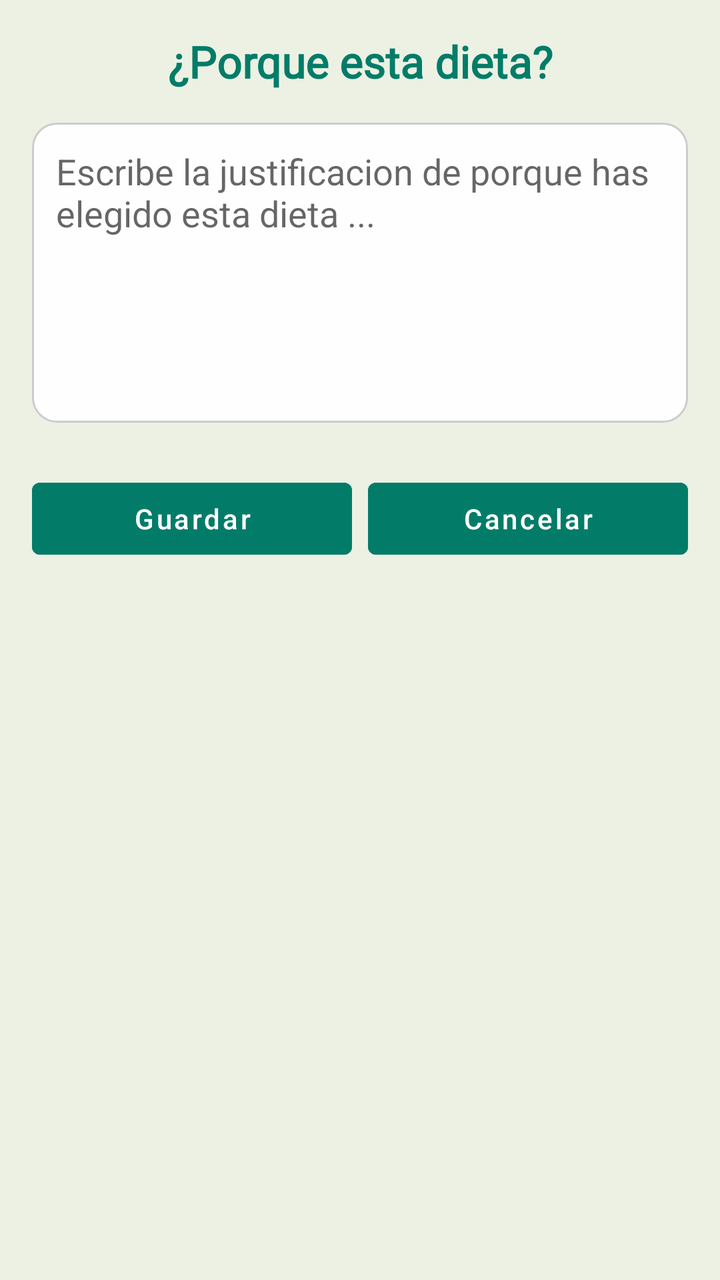
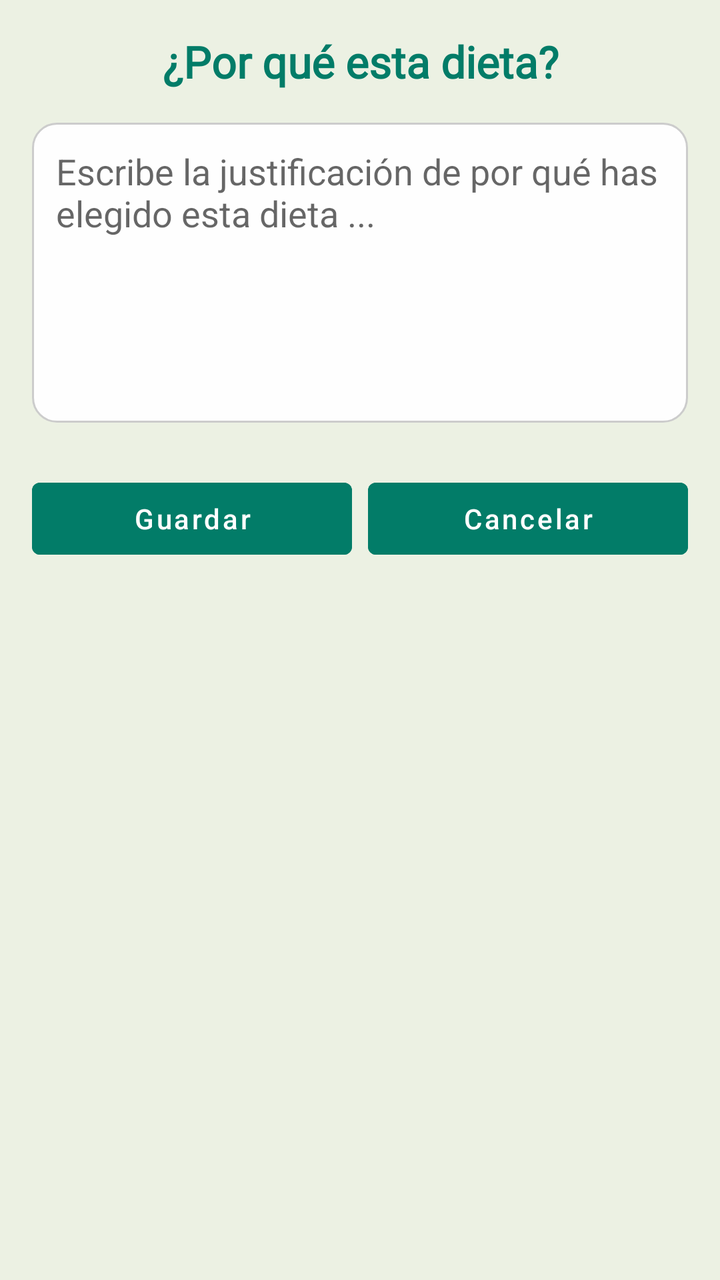

The first picture is an Android layout as it rendered before a commit; the second is the same layout after the commit. The layout source and the unified diff follow.
<!-- AndroidManifest.xml: application theme Theme.DietaAlPlato -->
<!-- res/layout/activity_dialog_add_justification.xml -->
<?xml version="1.0" encoding="utf-8"?>
<LinearLayout xmlns:android="http://schemas.android.com/apk/res/android"
    android:layout_width="match_parent"
    android:layout_height="wrap_content"
    android:orientation="vertical"
    android:background="#DDE9EFDF"
    android:padding="16dp">

    
    <TextView
        android:layout_width="match_parent"
        android:layout_height="wrap_content"
        android:text="¿Porque esta dieta?"
        android:textSize="22sp"
        android:textStyle="bold"
        android:textColor="#027C68"
        android:fontFamily="@font/lily_script_one"
        android:gravity="center"
        android:paddingBottom="16dp" />

    <EditText
        android:id="@+id/editTextMultiline"
        android:layout_width="match_parent"
        android:layout_height="150dp"
        android:hint="Escribe la justificacion de porque has elegido esta dieta ..."
        android:inputType="textMultiLine"
        android:gravity="top|start"
        android:background="@drawable/bg_food_item"
        android:padding="12dp"
        android:maxLines="10"
        android:scrollbars="vertical"
    />

    
    <LinearLayout
        style="?android:attr/buttonBarStyle"
        android:layout_width="match_parent"
        android:layout_height="wrap_content"
        android:orientation="horizontal"
        android:gravity="end"
        android:layout_marginTop="16dp"
        android:layout_marginBottom="8dp"
        android:weightSum="2"
        android:paddingTop="8dp">

        <Button
            android:id="@+id/btnGuardar"
            style="?android:attr/buttonBarButtonStyle"
            android:layout_width="0dp"
            android:layout_height="wrap_content"
            android:layout_weight="1"
            android:text="@string/guardar"
            android:textAllCaps="false"
            android:textColor="#FFFFFF"
            android:backgroundTint="#027C68" />

        <Button
            android:id="@+id/btnCancelar"
            style="?android:attr/buttonBarButtonStyle"
            android:layout_width="0dp"
            android:layout_height="wrap_content"
            android:layout_weight="1"
            android:text="@string/cancelar"
            android:textAllCaps="false"
            android:textColor="#FFFFFF"
            android:backgroundTint="#027C68"
            android:layout_marginStart="8dp" />
    </LinearLayout>

    
    <TextView
        android:id="@+id/txtMensajeErrorAlimento"
        android:layout_width="match_parent"
        android:layout_height="wrap_content"
        android:gravity="center"
        android:paddingTop="4dp"
        android:paddingBottom="8dp"
        android:text=""
        android:textColor="#B00020"
        android:textSize="14sp"
        android:visibility="gone" />


</LinearLayout>
<!-- resources referenced by this layout -->
<resources>
  <!-- drawable bg_food_item (drawable) -->
  <?xml version="1.0" encoding="utf-8"?>
  <shape xmlns:android="http://schemas.android.com/apk/res/android">
      <solid android:color="#F2FFFFFF"/> 
      <corners android:radius="12dp"/>
      <stroke android:color="#CCCCCC" android:width="1dp"/>
  </shape>
  <string name="cancelar">Cancelar</string>
  <string name="guardar">Guardar</string>
  <style name="Theme.DietaAlPlato" parent="Theme.MaterialComponents.DayNight.DarkActionBar">
          
          <item name="colorPrimary">@color/purple_500</item>
          <item name="colorPrimaryVariant">@color/purple_700</item>
          <item name="colorOnPrimary">@color/white</item>
          
          <item name="colorSecondary">@color/teal_200</item>
          <item name="colorSecondaryVariant">@color/teal_700</item>
          <item name="colorOnSecondary">@color/black</item>
          
          <item name="android:statusBarColor">?attr/colorPrimaryVariant</item>
          
          <item name="windowActionBar">false</item>
          <item name="windowNoTitle">true</item>
  
      </style>
  <color name="purple_500">#FF6200EE</color>
  <color name="purple_700">#FF3700B3</color>
  <color name="white">#FFFFFFFF</color>
  <color name="teal_200">#FF03DAC5</color>
  <color name="teal_700">#FF018786</color>
  <color name="black">#FF000000</color>
</resources>

<!-- the commit's change to res/layout/activity_dialog_add_justification.xml (unified diff, before → after) -->
@@ -10,19 +10,19 @@
     <TextView
         android:layout_width="match_parent"
         android:layout_height="wrap_content"
-        android:text="¿Porque esta dieta?"
-        android:textSize="22sp"
-        android:textStyle="bold"
-        android:textColor="#027C68"
         android:fontFamily="@font/lily_script_one"
         android:gravity="center"
-        android:paddingBottom="16dp" />
+        android:paddingBottom="16dp"
+        android:text="¿Por qué esta dieta?"
+        android:textColor="#027C68"
+        android:textSize="22sp"
+        android:textStyle="bold" />
 
     <EditText
         android:id="@+id/editTextMultiline"
         android:layout_width="match_parent"
         android:layout_height="150dp"
-        android:hint="Escribe la justificacion de porque has elegido esta dieta ..."
+        android:hint="Escribe la justificación de por qué has elegido esta dieta ..."
         android:inputType="textMultiLine"
         android:gravity="top|start"
         android:background="@drawable/bg_food_item"
